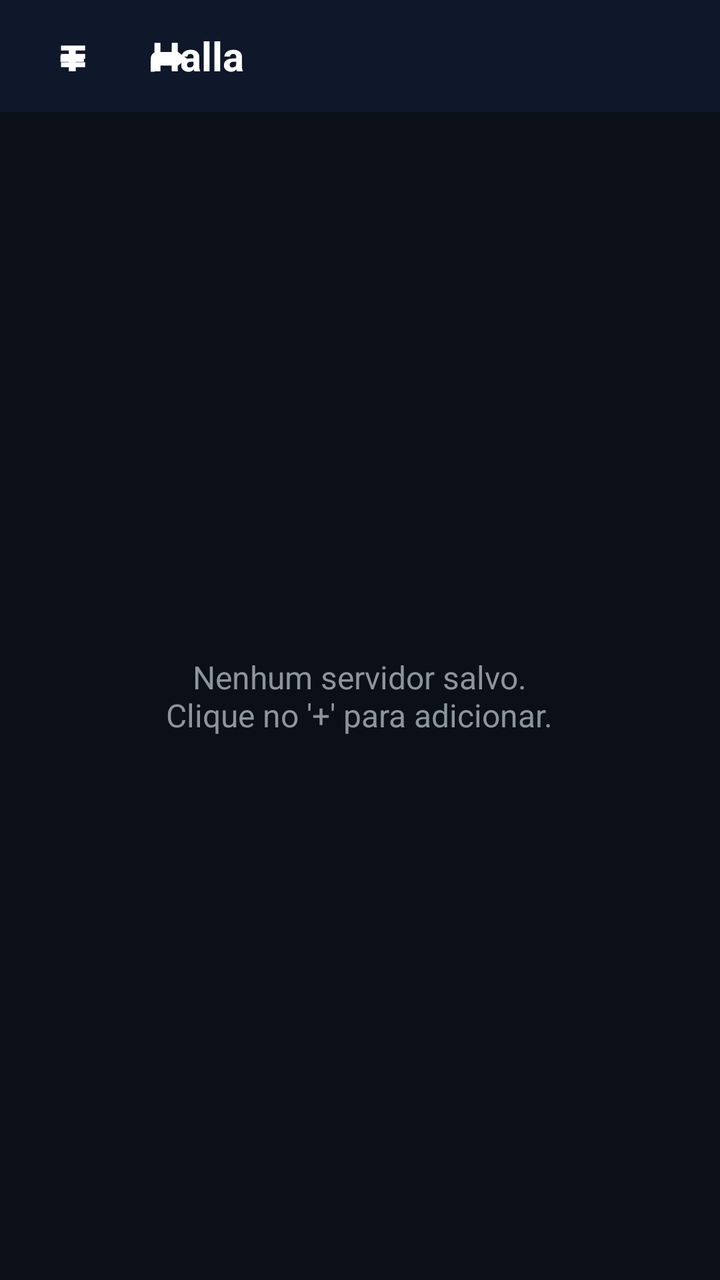
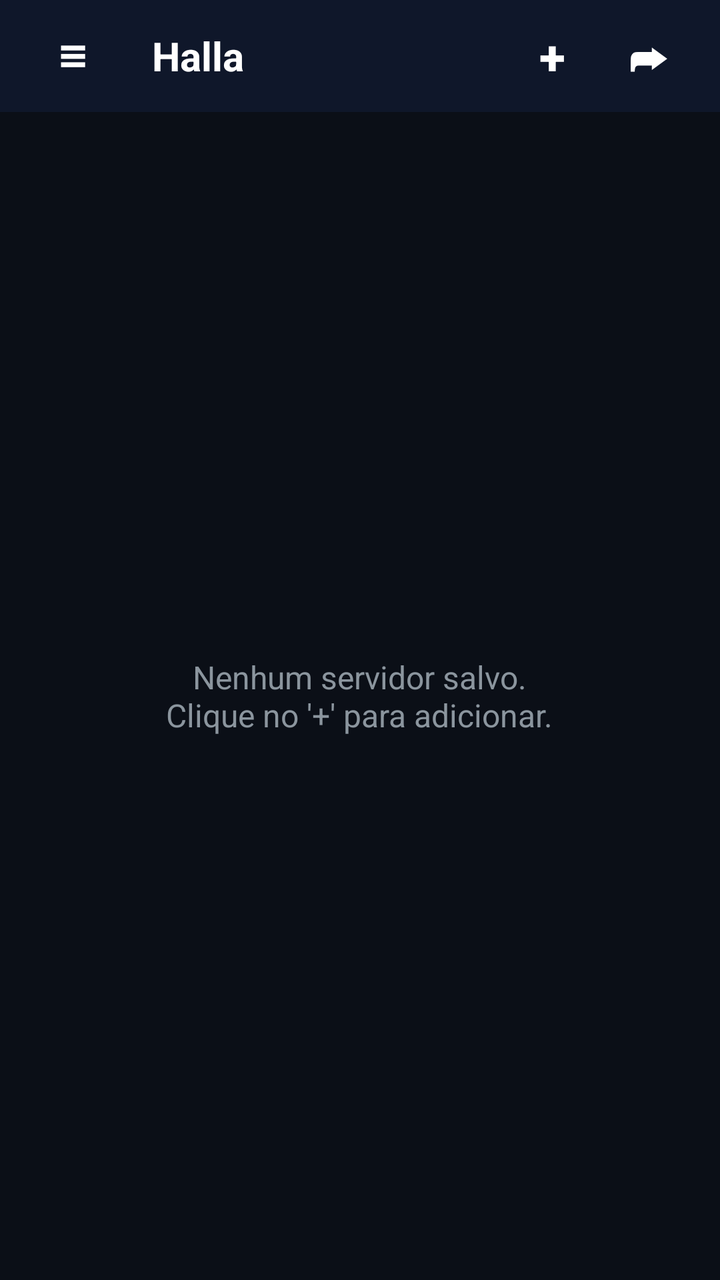

Two renders of the same Android screen: before a commit and after it. Below are the layout's source before the change and the commit's diff.
<!-- AndroidManifest.xml: application theme Theme.AppCompat.DayNight.NoActionBar -->
<!-- res/layout/activity_main.xml -->
<?xml version="1.0" encoding="utf-8"?>
<androidx.drawerlayout.widget.DrawerLayout xmlns:android="http://schemas.android.com/apk/res/android"
    android:id="@+id/drawerLayout"
    android:layout_width="match_parent"
    android:layout_height="match_parent">

    
    <RelativeLayout
        android:layout_width="match_parent"
        android:layout_height="match_parent"
        android:background="#0B0F17">

        
        <RelativeLayout
            android:id="@+id/topAppBar"
            android:layout_width="match_parent"
            android:layout_height="56dp"
            android:background="#0F172A"
            android:paddingStart="12dp"
            android:paddingEnd="12dp">

            <Button
                android:id="@+id/btnMenu"
                android:layout_width="48dp"
                android:layout_height="48dp"
                android:layout_alignParentStart="true"
                android:layout_centerVertical="true"
                android:background="?android:attr/selectableItemBackgroundBorderless"
                android:text="≡"
                android:textColor="#FFFFFF"
                android:textSize="24sp"
                android:textStyle="bold" />

            <TextView
                android:id="@+id/txtAppTitle"
                android:layout_width="wrap_content"
                android:layout_height="wrap_content"
                android:layout_centerVertical="true"
                android:layout_toEndOf="@+id/btnMenu"
                android:layout_marginStart="16dp"
                android:text="Halla"
                android:textColor="#FFFFFF"
                android:textSize="20sp"
                android:textStyle="bold" />

            <LinearLayout
                android:layout_width="wrap_content"
                android:layout_height="match_parent"
                android:layout_parentEnd="true"
                android:gravity="center_vertical"
                android:orientation="horizontal">

                <Button
                    android:id="@+id/btnAddServer"
                    android:layout_width="48dp"
                    android:layout_height="48dp"
                    android:background="?android:attr/selectableItemBackgroundBorderless"
                    android:text="+"
                    android:textColor="#FFFFFF"
                    android:textSize="24sp"
                    android:textStyle="bold" />

                <Button
                    android:id="@+id/btnQuickConnect"
                    android:layout_width="48dp"
                    android:layout_height="48dp"
                    android:background="?android:attr/selectableItemBackgroundBorderless"
                    android:text="➦"
                    android:textColor="#FFFFFF"
                    android:textSize="20sp"
                    android:textStyle="bold" />

                <Button
                    android:id="@+id/btnInviteMembers"
                    android:layout_width="48dp"
                    android:layout_height="48dp"
                    android:background="?android:attr/selectableItemBackgroundBorderless"
                    android:text="👤+"
                    android:textColor="#FFFFFF"
                    android:textSize="20sp"
                    android:visibility="gone" />

                <Button
                    android:id="@+id/btnDisconnect"
                    android:layout_width="48dp"
                    android:layout_height="48dp"
                    android:background="?android:attr/selectableItemBackgroundBorderless"
                    android:text="🔌"
                    android:textColor="#D9534F"
                    android:textSize="20sp"
                    android:visibility="gone" />

            </LinearLayout>

        </RelativeLayout>

        
        <RelativeLayout
            android:id="@+id/layoutConnect"
            android:layout_width="match_parent"
            android:layout_height="match_parent"
            android:layout_below="@+id/topAppBar"
            android:visibility="visible">

            
            <LinearLayout
                android:id="@+id/layoutEmptyState"
                android:layout_width="match_parent"
                android:layout_height="match_parent"
                android:gravity="center"
                android:orientation="vertical"
                android:padding="24dp"
                android:visibility="visible">

                <TextView
                    android:layout_width="wrap_content"
                    android:layout_height="wrap_content"
                    android:text="Nenhum servidor salvo.\nClique no '+' para adicionar."
                    android:textColor="#8B959E"
                    android:textSize="16sp"
                    android:gravity="center" />

            </LinearLayout>

            
            <ScrollView
                android:id="@+id/scrollServers"
                android:layout_width="match_parent"
                android:layout_height="match_parent"
                android:padding="12dp"
                android:visibility="gone">

                <LinearLayout
                    android:id="@+id/containerServers"
                    android:layout_width="match_parent"
                    android:layout_height="wrap_content"
                    android:orientation="vertical" />

            </ScrollView>

            <TextView
                android:id="@+id/txtError"
                android:layout_width="match_parent"
                android:layout_height="wrap_content"
                android:layout_alignParentBottom="true"
                android:background="#1E1E24"
                android:padding="12dp"
                android:textColor="#D9534F"
                android:textSize="14sp"
                android:textStyle="bold"
                android:visibility="gone" />

        </RelativeLayout>

        
        
        
        <RelativeLayout
            android:id="@+id/layoutServer"
            android:layout_width="match_parent"
            android:layout_height="match_parent"
            android:layout_below="@+id/topAppBar"
            android:background="#0B0F17"
            android:visibility="gone">

            
            <RelativeLayout
                android:id="@+id/layoutServerBanner"
                android:layout_width="match_parent"
                android:layout_height="100dp"
                android:layout_marginStart="16dp"
                android:layout_marginTop="16dp"
                android:layout_marginEnd="16dp"
                android:layout_marginBottom="12dp"
                android:padding="16dp">

                
                <TextView
                    android:id="@+id/txtBannerLogo"
                    android:layout_width="wrap_content"
                    android:layout_height="wrap_content"
                    android:layout_alignParentStart="true"
                    android:layout_centerVertical="true"
                    android:text="🎙️"
                    android:textSize="42sp" />

                
                <LinearLayout
                    android:layout_width="wrap_content"
                    android:layout_height="wrap_content"
                    android:layout_centerVertical="true"
                    android:layout_marginStart="16dp"
                    android:layout_toEndOf="@+id/txtBannerLogo"
                    android:layout_toStartOf="@+id/btnBannerSettings"
                    android:orientation="vertical">

                    <TextView
                        android:id="@+id/txtActiveServerName"
                        android:layout_width="wrap_content"
                        android:layout_height="wrap_content"
                        android:text="Servidor Halla"
                        android:textColor="#FFFFFF"
                        android:textSize="18sp"
                        android:textStyle="bold" />

                    <TextView
                        android:id="@+id/txtActiveMotd"
                        android:layout_width="wrap_content"
                        android:layout_height="wrap_content"
                        android:layout_marginTop="2dp"
                        android:text="Bem-vindo ao servidor halla!"
                        android:textColor="#94A3B8"
                        android:textSize="12sp" />

                    
                    <LinearLayout
                        android:layout_width="wrap_content"
                        android:layout_height="wrap_content"
                        android:layout_marginTop="6dp"
                        android:orientation="horizontal">

                        
                        <TextView
                            android:layout_width="wrap_content"
                            android:layout_height="wrap_content"
                            android:background="#121212"
                            android:paddingStart="6dp"
                            android:paddingTop="2dp"
                            android:paddingEnd="6dp"
                            android:paddingBottom="2dp"
                            android:text="🟢 Online"
                            android:textColor="#22C55E"
                            android:textSize="10sp"
                            android:textStyle="bold" />

                        
                        <TextView
                            android:id="@+id/txtActiveUsersCountBadge"
                            android:layout_width="wrap_content"
                            android:layout_height="wrap_content"
                            android:layout_marginStart="8dp"
                            android:background="#121212"
                            android:paddingStart="6dp"
                            android:paddingTop="2dp"
                            android:paddingEnd="6dp"
                            android:paddingBottom="2dp"
                            android:text="👤 2 membros"
                            android:textColor="#94A3B8"
                            android:textSize="10sp"
                            android:textStyle="bold" />

                    </LinearLayout>

                </LinearLayout>

                
                <Button
                    android:id="@+id/btnBannerSettings"
                    android:layout_width="36dp"
                    android:layout_height="36dp"
                    android:layout_alignParentEnd="true"
                    android:layout_alignParentTop="true"
                    android:background="?android:attr/selectableItemBackgroundBorderless"
                    android:text="⚙️"
                    android:textColor="#94A3B8"
                    android:textSize="20sp" />

            </RelativeLayout>

            
            <LinearLayout
                android:id="@+id/layoutCategoryHeader"
                android:layout_width="match_parent"
                android:layout_height="wrap_content"
                android:layout_below="@+id/layoutServerBanner"
                android:layout_marginStart="16dp"
                android:layout_marginEnd="16dp"
                android:layout_marginBottom="8dp"
                android:gravity="center_vertical"
                android:orientation="horizontal">

                <TextView
                    android:layout_width="wrap_content"
                    android:layout_height="wrap_content"
                    android:text="🌀 "
                    android:textSize="14sp" />

                <TextView
                    android:layout_width="wrap_content"
                    android:layout_height="wrap_content"
                    android:text="CANAIS DE VOZ"
                    android:textColor="#3B82F6"
                    android:textSize="13sp"
                    android:textStyle="bold" />

                <TextView
                    android:id="@+id/txtCategoryChannelsCount"
                    android:layout_width="wrap_content"
                    android:layout_height="wrap_content"
                    android:layout_marginStart="8dp"
                    android:text="[2]"
                    android:textColor="#94A3B8"
                    android:textSize="12sp"
                    android:textStyle="bold" />

            </LinearLayout>

            
            <ScrollView
                android:id="@+id/scrollChannels"
                android:layout_width="match_parent"
                android:layout_height="match_parent"
                android:layout_above="@+id/layoutBottomBar"
                android:layout_below="@+id/layoutCategoryHeader"
                android:layout_marginStart="16dp"
                android:layout_marginEnd="16dp"
                android:layout_marginBottom="16dp"
                android:scrollbars="none">

                <LinearLayout
                    android:id="@+id/containerChannels"
                    android:layout_width="match_parent"
                    android:layout_height="wrap_content"
                    android:orientation="vertical" />

            </ScrollView>

            
            <LinearLayout
                android:id="@+id/layoutBottomBar"
                android:layout_width="match_parent"
                android:layout_height="72dp"
                android:layout_alignParentBottom="true"
                android:layout_marginStart="16dp"
                android:layout_marginEnd="16dp"
                android:layout_marginBottom="16dp"
                android:background="#1E293B"
                android:gravity="center_vertical"
                android:orientation="horizontal"
                android:paddingStart="4dp"
                android:paddingEnd="4dp">

                
                <LinearLayout
                    android:id="@+id/btnMuteMicModule"
                    android:layout_width="0dp"
                    android:layout_height="match_parent"
                    android:layout_weight="1"
                    android:background="?android:attr/selectableItemBackground"
                    android:gravity="center"
                    android:orientation="vertical">

                    <TextView
                        android:id="@+id/txtMicIcon"
                        android:layout_width="wrap_content"
                        android:layout_height="wrap_content"
                        android:text="🎙️"
                        android:textColor="#FFFFFF"
                        android:textSize="18sp" />

                    <TextView
                        android:id="@+id/txtMicText"
                        android:layout_width="wrap_content"
                        android:layout_height="wrap_content"
                        android:layout_marginTop="2dp"
                        android:text="Mute"
                        android:textColor="#94A3B8"
                        android:textSize="10sp"
                        android:textStyle="bold" />

                </LinearLayout>

                
                <LinearLayout
                    android:id="@+id/btnDeafenModule"
                    android:layout_width="0dp"
                    android:layout_height="match_parent"
                    android:layout_weight="1"
                    android:background="?android:attr/selectableItemBackground"
                    android:gravity="center"
                    android:orientation="vertical">

                    <TextView
                        android:id="@+id/txtDeafenIcon"
                        android:layout_width="wrap_content"
                        android:layout_height="wrap_content"
                        android:text="🎧"
                        android:textColor="#FFFFFF"
                        android:textSize="18sp" />

                    <TextView
                        android:id="@+id/txtDeafenText"
                        android:layout_width="wrap_content"
                        android:layout_height="wrap_content"
                        android:layout_marginTop="2dp"
                        android:text="Fones"
                        android:textColor="#94A3B8"
                        android:textSize="10sp"
                        android:textStyle="bold" />

                </LinearLayout>

                
                <LinearLayout
                    android:id="@+id/btnPttModule"
                    android:layout_width="0dp"
                    android:layout_height="56dp"
                    android:layout_weight="1.4"
                    android:layout_marginStart="4dp"
                    android:layout_marginEnd="4dp"
                    android:background="#3B82F6"
                    android:gravity="center"
                    android:orientation="vertical">

                    <TextView
                        android:layout_width="wrap_content"
                        android:layout_height="wrap_content"
                        android:text="〰️"
                        android:textColor="#FFFFFF"
                        android:textSize="14sp"
                        android:textStyle="bold" />

                    <TextView
                        android:id="@+id/txtPttText"
                        android:layout_width="wrap_content"
                        android:layout_height="wrap_content"
                        android:text="FALANDO"
                        android:textColor="#FFFFFF"
                        android:textSize="11sp"
                        android:textStyle="bold" />

                </LinearLayout>

                
                <LinearLayout
                    android:id="@+id/btnOpenChatModule"
                    android:layout_width="0dp"
                    android:layout_height="match_parent"
                    android:layout_weight="1"
                    android:background="?android:attr/selectableItemBackground"
                    android:gravity="center"
                    android:orientation="vertical">

                    <TextView
                        android:layout_width="wrap_content"
                        android:layout_height="wrap_content"
                        android:text="💬"
                        android:textColor="#FFFFFF"
                        android:textSize="18sp" />

                    <TextView
                        android:layout_width="wrap_content"
                        android:layout_height="wrap_content"
                        android:layout_marginTop="2dp"
                        android:text="Mensagens"
                        android:textColor="#94A3B8"
                        android:textSize="10sp"
                        android:textStyle="bold" />

                </LinearLayout>

                
                <LinearLayout
                    android:id="@+id/btnRecordModule"
                    android:layout_width="0dp"
                    android:layout_height="match_parent"
                    android:layout_weight="1"
                    android:background="?android:attr/selectableItemBackground"
                    android:gravity="center"
                    android:orientation="vertical">

                    <TextView
                        android:id="@+id/txtRecordIcon"
                        android:layout_width="wrap_content"
                        android:layout_height="wrap_content"
                        android:text="🔴"
                        android:textColor="#D9534F"
                        android:textSize="18sp" />

                    <TextView
                        android:id="@+id/txtRecordText"
                        android:layout_width="wrap_content"
                        android:layout_height="wrap_content"
                        android:layout_marginTop="2dp"
                        android:text="Gravar"
                        android:textColor="#94A3B8"
                        android:textSize="10sp"
                        android:textStyle="bold" />

                </LinearLayout>

            </LinearLayout>

            
            
            
            <RelativeLayout
                android:id="@+id/layoutChatOverlay"
                android:layout_width="match_parent"
                android:layout_height="350dp"
                android:layout_alignParentBottom="true"
                android:background="#1E293B"
                android:clickable="true"
                android:elevation="24dp"
                android:focusable="true"
                android:padding="12dp"
                android:visibility="gone">

                
                <RelativeLayout
                    android:id="@+id/chatOverlayHeader"
                    android:layout_width="match_parent"
                    android:layout_height="wrap_content"
                    android:layout_marginBottom="8dp">

                    <TextView
                        android:layout_width="wrap_content"
                        android:layout_height="wrap_content"
                        android:layout_alignParentStart="true"
                        android:text="Mensagens de Texto"
                        android:textColor="#FFFFFF"
                        android:textSize="16sp"
                        android:textStyle="bold" />

                    <Button
                        android:id="@+id/btnCloseChat"
                        android:layout_width="36dp"
                        android:layout_height="36dp"
                        android:layout_alignParentEnd="true"
                        android:background="?android:attr/selectableItemBackgroundBorderless"
                        android:text="✕"
                        android:textColor="#94A3B8"
                        android:textSize="16sp"
                        android:textStyle="bold" />

                </RelativeLayout>

                
                <View
                    android:id="@+id/chatDiv"
                    android:layout_width="match_parent"
                    android:layout_height="1dp"
                    android:layout_below="@+id/chatOverlayHeader"
                    android:background="#3E434A" />

                
                <ScrollView
                    android:id="@+id/scrollChat"
                    android:layout_width="match_parent"
                    android:layout_height="match_parent"
                    android:layout_above="@+id/chatInputRow"
                    android:layout_below="@+id/chatDiv"
                    android:layout_marginTop="8dp"
                    android:layout_marginBottom="8dp">

                    <TextView
                        android:id="@+id/txtChatBox"
                        android:layout_width="match_parent"
                        android:layout_height="wrap_content"
                        android:textColor="#DCDFE3"
                        android:textSize="13sp" />

                </ScrollView>

                
                <LinearLayout
                    android:id="@+id/chatInputRow"
                    android:layout_width="match_parent"
                    android:layout_height="wrap_content"
                    android:layout_alignParentBottom="true"
                    android:orientation="horizontal">

                    <EditText
                        android:id="@+id/editChatMsg"
                        android:layout_width="0dp"
                        android:layout_height="wrap_content"
                        android:layout_weight="1"
                        android:background="#0B0F17"
                        android:hint="Escreva uma mensagem..."
                        android:inputType="text"
                        android:padding="10dp"
                        android:textColor="#DCDFE3"
                        android:textColorHint="#5E636A" />

                    <Button
                        android:id="@+id/btnSendChat"
                        android:layout_width="wrap_content"
                        android:layout_height="wrap_content"
                        android:layout_marginStart="8dp"
                        android:backgroundTint="#3B82F6"
                        android:text="Enviar"
                        android:textColor="#FFFFFF" />

                </LinearLayout>

            </RelativeLayout>

        </RelativeLayout>

    </RelativeLayout>

    
    <LinearLayout
        android:id="@+id/navDrawer"
        android:layout_width="280dp"
        android:layout_height="match_parent"
        android:layout_gravity="start"
        android:background="#1E1E24"
        android:clickable="true"
        android:focusable="true"
        android:orientation="vertical"
        android:padding="20dp">

        
        <TextView
            android:layout_width="wrap_content"
            android:layout_height="wrap_content"
            android:layout_marginBottom="24dp"
            android:text="Halla Mobile"
            android:textColor="#2E7FC4"
            android:textSize="24sp"
            android:textStyle="bold" />

        <View
            android:layout_width="match_parent"
            android:layout_height="1dp"
            android:layout_marginBottom="16dp"
            android:background="#3E434A" />

        
        <TextView
            android:id="@+id/btnNavSettings"
            android:layout_width="match_parent"
            android:layout_height="wrap_content"
            android:layout_marginBottom="16dp"
            android:padding="12dp"
            android:text="⚙️   Configurações"
            android:textColor="#DCDFE3"
            android:textSize="16sp"
            android:textStyle="bold"
            android:background="?android:attr/selectableItemBackground" />

        
        <TextView
            android:id="@+id/btnNavHelp"
            android:layout_width="match_parent"
            android:layout_height="wrap_content"
            android:layout_marginBottom="16dp"
            android:padding="12dp"
            android:text="❓   Ajuda"
            android:textColor="#DCDFE3"
            android:textSize="16sp"
            android:textStyle="bold"
            android:background="?android:attr/selectableItemBackground" />

        <View
            android:layout_width="match_parent"
            android:layout_height="0dp"
            android:layout_weight="1" />

        <TextView
            android:layout_width="wrap_content"
            android:layout_height="wrap_content"
            android:layout_gravity="center_horizontal"
            android:text="v1.0.6"
            android:textColor="#5E636A"
            android:textSize="12sp" />

    </LinearLayout>

</androidx.drawerlayout.widget.DrawerLayout>
<!-- resources referenced by this layout -->
<resources>

</resources>

<!-- the commit's change to res/layout/activity_main.xml (unified diff, before → after) -->
@@ -46,7 +46,7 @@
             <LinearLayout
                 android:layout_width="wrap_content"
                 android:layout_height="match_parent"
-                android:layout_parentEnd="true"
+                android:layout_alignParentEnd="true"
                 android:gravity="center_vertical"
                 android:orientation="horizontal">
 
